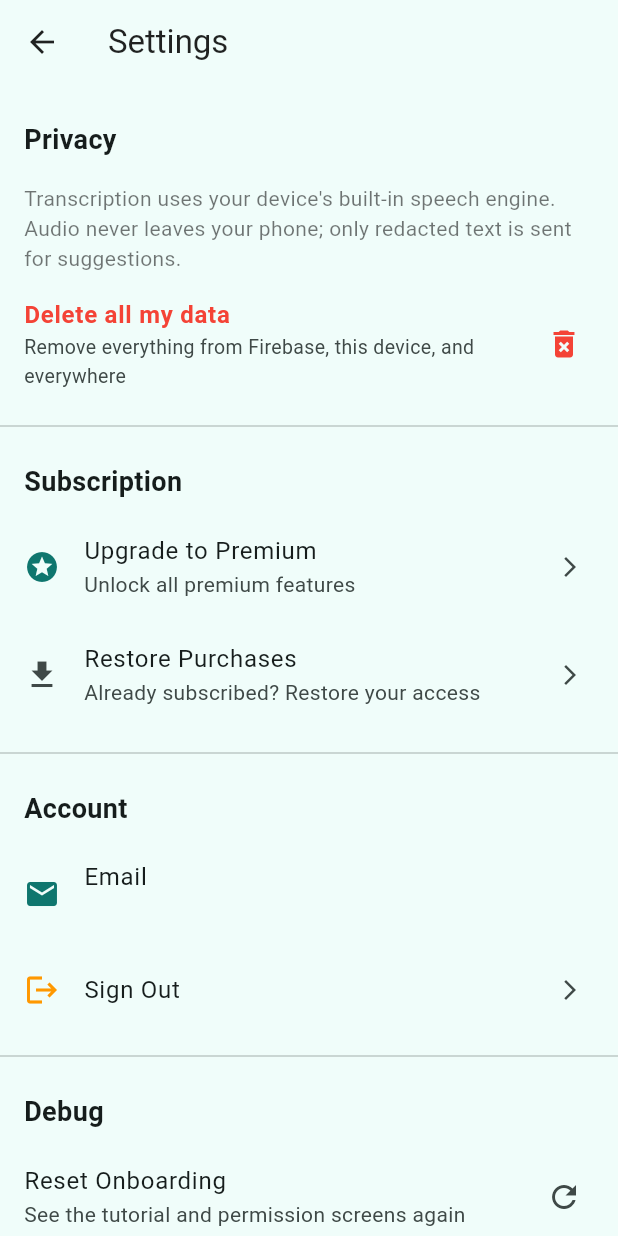
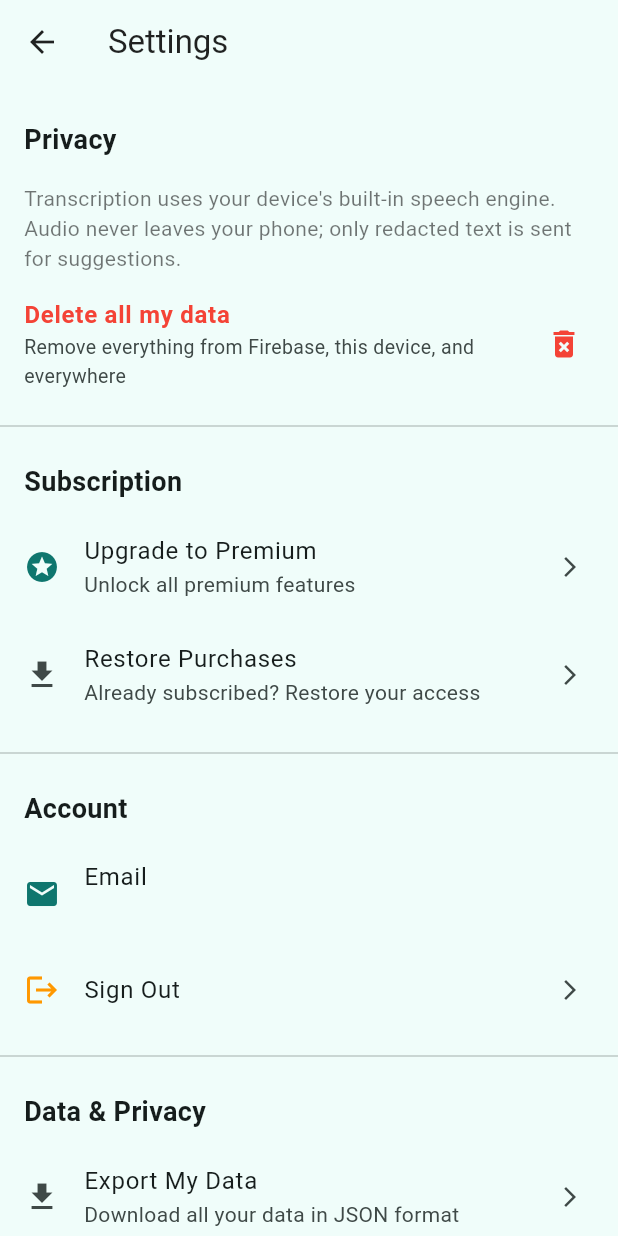
Before and after one commit to cglendenning/annoyed, a Flutter app: the screen it shows once a user with an empty profile is signed in, after a tap on the "more vert" icon, on a phone screen of 412 x 824 dp. Run offline on Flutter 3.47's test engine with Material 3 defaults, Android fonts, the light colour scheme and no system bars; our stand-ins replace cloud_firestore, cloud_functions, firebase_auth, firebase_core, flutter_dotenv, google_sign_in and 4 more; missing offline and left inert: purchases_flutter; accounts and stored records are empty; generated files the repository leaves out were written again.

Commit message:
remove reset onboarding control in settings

```diff
--- a/lib/screens/settings_screen.dart
+++ b/lib/screens/settings_screen.dart
@@ -155,20 +155,6 @@ class _SettingsScreenState extends State<SettingsScreen> {
         Navigator.of(context).pop(); // Close loading
         _showErrorDialog('Export Failed', 'Unable to export data: ${e.toString()}');
       }
-    }
-  }
-
-  Future<void> _resetOnboarding() async {
-    final prefs = await SharedPreferences.getInstance();
-    await prefs.setBool('onboarding_completed', false);
-
-    if (mounted) {
-      ScaffoldMessenger.of(context).showSnackBar(
-        const SnackBar(
-          content: Text('Onboarding reset. Restart the app to see it again.'),
-          backgroundColor: Colors.green,
-        ),
-      );
     }
   }
 
@@ -650,26 +636,6 @@ class _SettingsScreenState extends State<SettingsScreen> {
 
           const Divider(height: 32),
 
-          // Debug
-          const Padding(
-            padding: EdgeInsets.symmetric(horizontal: 16, vertical: 8),
-            child: Text(
-              'Debug',
-              style: TextStyle(
-                fontSize: 18,
-                fontWeight: FontWeight.bold,
-              ),
-            ),
-          ),
-          ListTile(
-            title: const Text('Reset Onboarding'),
-            subtitle: const Text('See the tutorial and permission screens again'),
-            trailing: const Icon(Icons.refresh),
-            onTap: _resetOnboarding,
-          ),
-
-          const Divider(height: 32),
-
           // Data & Privacy
           const Padding(
             padding: EdgeInsets.symmetric(horizontal: 16, vertical: 8),
```
